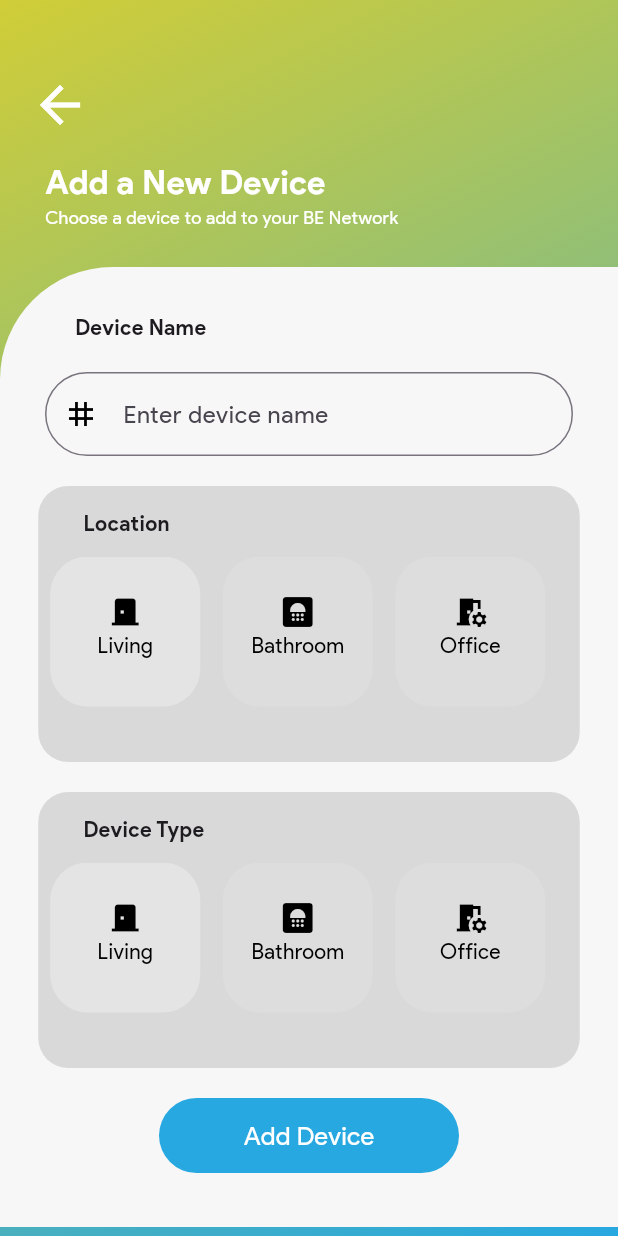
After one commit to aboda-7/front-end-home, a Flutter app: the Adddevices2 screen opened directly, on a phone screen of 412 x 824 dp. The commit adds this screen. Run offline on Flutter 3.47's test engine with Material 3 defaults, Android fonts, the phone set to English and light mode, and no system bars; our stand-ins replace flutter_svg, percent_indicator, slider_button.

Commit message:
Added second Add device page

```diff
--- a/lib/AddDevices.dart
+++ b/lib/AddDevices.dart
@@ -1,8 +1,10 @@
 import 'package:flutter/material.dart';
 import 'package:flutter_svg/flutter_svg.dart';
+import 'package:yarab/AddDevices2.dart';
 import 'package:yarab/Changepassword.dart';
 import 'package:yarab/appbarcustom.dart';
 import 'package:yarab/appdrawer.dart';
+import 'package:yarab/dashboard.dart';
 import 'package:yarab/profile.dart';
 import 'package:yarab/room.dart';
 import 'package:yarab/roomlist.dart';
@@ -42,6 +44,10 @@ class AddDevices extends StatelessWidget {
                     children: [
                       GestureDetector(
                         child: Icon(Icons.arrow_back,color: Colors.white,size: 40,),
+                        onTap: (){
+                          Navigator.push(context,
+                              _createRoute(dashboard(passedid: 1)));
+                        },
                       ),
                     ],
                   ),
@@ -99,6 +105,10 @@ class AddDevices extends StatelessWidget {
                               ),
                               Padding(
                                 padding: EdgeInsets.only(top:15,left: 15),
+                                child: GestureDetector(
+                                  onTap: (){
+                                    Navigator.push(context, _createRoute(Adddevices2()));
+                                  },
                                   child: Row(
                                     children: [
                                       Icon(Icons.devices),
@@ -169,6 +179,7 @@ class AddDevices extends StatelessWidget {
                                     ],
                                   ),
                                 ),
+                              ),
                               SizedBox(height: 10,),
                               Padding(
                                 padding: EdgeInsets.symmetric(horizontal: 10),
@@ -176,6 +187,10 @@ class AddDevices extends StatelessWidget {
                               ),
                               Padding(
                                 padding: EdgeInsets.only(top:15,left: 15),
+                                child: GestureDetector(
+                                  onTap: (){
+                                    Navigator.push(context, _createRoute(Adddevices2()));
+                                  },
                                   child: Row(
                                     children: [
                                       Icon(Icons.devices),
@@ -246,6 +261,7 @@ class AddDevices extends StatelessWidget {
                                     ],
                                   ),
                                 ),
+                              ),
                               SizedBox(height: 10,),
                               Padding(
                                 padding: EdgeInsets.symmetric(horizontal: 10),
@@ -253,6 +269,10 @@ class AddDevices extends StatelessWidget {
                               ),
                               Padding(
                                 padding: EdgeInsets.only(top:15,left: 15),
+                                child: GestureDetector(
+                                  onTap: (){
+                                    Navigator.push(context, _createRoute(Adddevices2()));
+                                  },
                                   child: Row(
                                     children: [
                                       Icon(Icons.devices),
@@ -323,6 +343,7 @@ class AddDevices extends StatelessWidget {
                                     ],
                                   ),
                                 ),
+                              ),
                             ],
                           ),
                         ),
@@ -337,3 +358,23 @@ class AddDevices extends StatelessWidget {
     );
   }
 }
+
+
+Route _createRoute(Widget hello) {
+  return PageRouteBuilder(
+    pageBuilder: (context, animation, secondaryAnimation) => hello,
+    transitionsBuilder: (context, animation, secondaryAnimation, child) {
+      const curve = Curves.easeInOutSine;
+
+      var begin = Offset(1.0, 0.0);
+      var end = Offset.zero;
+      var tween = Tween(begin: begin, end: end).chain(CurveTween(curve: curve));
+      var offsetAnimation = animation.drive(tween);
+
+      return SlideTransition(
+        position: offsetAnimation,
+        child: child,
+      );
+    },
+  );
+}
--- /dev/null
+++ b/lib/AddDevices2.dart
@@ -0,0 +1,223 @@
+import 'package:flutter/material.dart';
+import 'package:flutter_svg/flutter_svg.dart';
+import 'package:yarab/AddDevices.dart';
+import 'package:yarab/Changepassword.dart';
+import 'package:yarab/appbarcustom.dart';
+import 'package:yarab/appdrawer.dart';
+import 'package:yarab/profile.dart';
+import 'package:yarab/room.dart';
+import 'package:yarab/roomlist.dart';
+import 'package:yarab/scan.dart';
+import 'package:slider_button/slider_button.dart';
+
+
+import 'dashboard.dart';
+import 'main.dart';
+import 'roomlist.dart';
+
+class Adddevices2 extends StatelessWidget {
+  const Adddevices2({super.key});
+
+  @override
+  Widget build(BuildContext context) {
+    return Scaffold(
+      body:SingleChildScrollView(
+          child: Container(
+            height: MediaQuery.of(context).size.height,
+            width: MediaQuery.of(context).size.width,
+            decoration: BoxDecoration(
+                gradient: LinearGradient(
+                  begin: Alignment.topLeft,
+                  end: Alignment.bottomRight,
+                  colors:  <Color>[
+                    Color(0xFFD0CD37),
+                    Color(0xFF27A8E0),
+                  ],
+                )
+            ),
+            child: Column(
+              crossAxisAlignment: CrossAxisAlignment.start,
+              children: [
+                Padding(
+                  padding:EdgeInsets.only(top: 50,left: 20,right: 20),
+                  child: Row(
+                    children: [
+                      GestureDetector(
+                        child: Icon(Icons.arrow_back,color: Colors.white,size: 40,),
+                        onTap: (){
+                          Navigator.push(context,
+                              _createRoute(AddDevices()));
+                        },
+                      ),
+                    ],
+                  ),
+                ),
+                SizedBox(height: 15,),
+                Padding(
+                  padding: EdgeInsets.only(left: 30),
+                  child: Text("Add a New Device", style: TextStyle(
+                      fontFamily: 'ProductSans',
+                      color: Colors.white,
+                      fontSize: 22,
+                      fontWeight: FontWeight.bold
+                  ),
+                  ),
+                ),
+                Padding(
+                  padding: EdgeInsets.only(left: 30),
+                  child: Text("Choose a device to add to your BE Network", style: TextStyle(
+                      fontFamily: 'ProductSans',
+                      color: Colors.white,
+                      fontSize: 12
+                  ),
+                  ),
+                ),
+                SizedBox(height: 25,),
+                Container(
+                  height: MediaQuery.of(context).size.height-184,
+                  width: MediaQuery.of(context).size.width,
+                  decoration: BoxDecoration(
+                      color: Color(0xFFF7F7F7),
+                      borderRadius: BorderRadius.only(topLeft: Radius.circular(75))
+                  ),
+                  child: Column(
+                    crossAxisAlignment: CrossAxisAlignment.start,
+                    children: [
+                      Padding(
+                        padding: EdgeInsets.only(left: 50,top: 30),
+                        child: Text("Device Name",style: TextStyle(
+                            fontSize: 14,
+                            fontFamily: 'ProductSans',
+                            fontWeight: FontWeight.bold,
+                          ),
+                        ),
+                      ),
+                      SizedBox(height: 20,),
+                      Padding(
+                        padding:  EdgeInsets.symmetric(horizontal: 30),
+                        child: TextField(
+                          decoration: InputDecoration(
+                              border: OutlineInputBorder(
+                                borderRadius: BorderRadius.circular(50),
+                                borderSide: BorderSide(
+                                  color: Color(0xFF27A8E0),
+                                ),
+                              ),
+                              hintText: 'Enter device name',
+                              prefixIcon: const Icon(Icons.tag, color: Colors.black,)
+                          ),
+                        ),
+                      ),
+                      SizedBox(height: 20,),
+                      Center(
+                        child: Container(
+                          decoration: BoxDecoration(
+                            color: Color(0xFFD9D9D9),
+                            borderRadius: BorderRadius.circular(20)
+                          ),
+                          height: 184,
+                          width: 361,
+                          child: Column(
+                            crossAxisAlignment: CrossAxisAlignment.start,
+                            children: [
+                              Padding(
+                                padding: EdgeInsets.only(left: 30,top: 15),
+                                child: Text("Location",style: TextStyle(
+                                    fontWeight: FontWeight.bold,
+                                    fontSize: 14,
+                                  ),
+                                ),
+                              ),
+                              SizedBox(height: 12,),
+                              Padding(
+                                padding: EdgeInsets.symmetric(horizontal: 8.0),
+                                child: roomlist(),
+                              ),
+                            ],
+                          ),
+                        ),
+                      ),
+                      SizedBox(height: 20,),
+                      Center(
+                        child: Container(
+                          decoration: BoxDecoration(
+                              color: Color(0xFFD9D9D9),
+                              borderRadius: BorderRadius.circular(20)
+                          ),
+                          height: 184,
+                          width: 361,
+                          child: Column(
+                            crossAxisAlignment: CrossAxisAlignment.start,
+                            children: [
+                              Padding(
+                                padding: EdgeInsets.only(left: 30,top: 15),
+                                child: Text("Device Type",style: TextStyle(
+                                  fontWeight: FontWeight.bold,
+                                  fontSize: 14,
+                                ),
+                                ),
+                              ),
+                              SizedBox(height: 12,),
+                              Padding(
+                                padding: EdgeInsets.symmetric(horizontal: 8.0),
+                                child: roomlist(),
+                              ),
+                            ],
+                          ),
+                        ),
+                      ),
+                      SizedBox(height: 20,),
+                      GestureDetector(
+                        onTap: (){
+                          Navigator.push(
+                              context, _createRoute(dashboard(passedid: 1))
+                          );
+                        },
+                        child: Center(
+                          child: Container(
+                            height: 50,
+                            width: 200,
+                            decoration: BoxDecoration(
+                              color: Color(0xFF27A8E0),
+                              borderRadius: BorderRadius.circular(50)
+                            ),
+                            child: Center(
+                              child: Text("Add Device",style: TextStyle(
+                                  color: Colors.white,
+                                  fontFamily: 'ProductSans',
+                                  fontSize: 17
+                                ),
+                              ),
+                            ),
+                          ),
+                        ),
+                      )
+                    ],
+                  ),
+                ),
+              ],
+            ),
+          )
+      ),
+    );
+  }
+}
+
+Route _createRoute(Widget hello) {
+  return PageRouteBuilder(
+    pageBuilder: (context, animation, secondaryAnimation) => hello,
+    transitionsBuilder: (context, animation, secondaryAnimation, child) {
+      const curve = Curves.easeInOutSine;
+
+      var begin = Offset(1.0, 0.0);
+      var end = Offset.zero;
+      var tween = Tween(begin: begin, end: end).chain(CurveTween(curve: curve));
+      var offsetAnimation = animation.drive(tween);
+
+      return SlideTransition(
+        position: offsetAnimation,
+        child: child,
+      );
+    },
+  );
+}
--- a/lib/roomlist.dart
+++ b/lib/roomlist.dart
@@ -28,10 +28,10 @@ class roomlist extends StatefulWidget {
 class _listofrooms extends State<roomlist> {
 
   final List<Rooms> roomsarray = <Rooms>[
-    Rooms(const Icon(Icons.door_back_door,color: Colors.white,),1,"Living",true),
-    Rooms(const Icon(Icons.bathroom,color: Colors.white,),2,"Bathroom",false),
-    Rooms(const Icon(Icons.room_preferences,color: Colors.white,),3,"Office",false),
-    Rooms(const Icon(Icons.bedroom_parent,color: Colors.white,),4,"Bedroom",false),
+    Rooms(const Icon(Icons.door_back_door,color: Colors.black,),1,"Living",true),
+    Rooms(const Icon(Icons.bathroom,color: Colors.black,),2,"Bathroom",false),
+    Rooms(const Icon(Icons.room_preferences,color: Colors.black,),3,"Office",false),
+    Rooms(const Icon(Icons.bedroom_parent,color: Colors.black,),4,"Bedroom",false),
   ];
 
   late int _roomumber=5;
@@ -135,7 +135,7 @@ class _listofrooms extends State<roomlist> {
                     roomsarray[index].roomicon,
                     Text('${roomsarray[index].name}',style: TextStyle(
                         fontFamily: 'ProductSans',
-                        color: Colors.white,
+                        color: Colors.black,
                       ),
                     ),
                   ],
```
Lines whose indentation alone changed are shown as unchanged.
